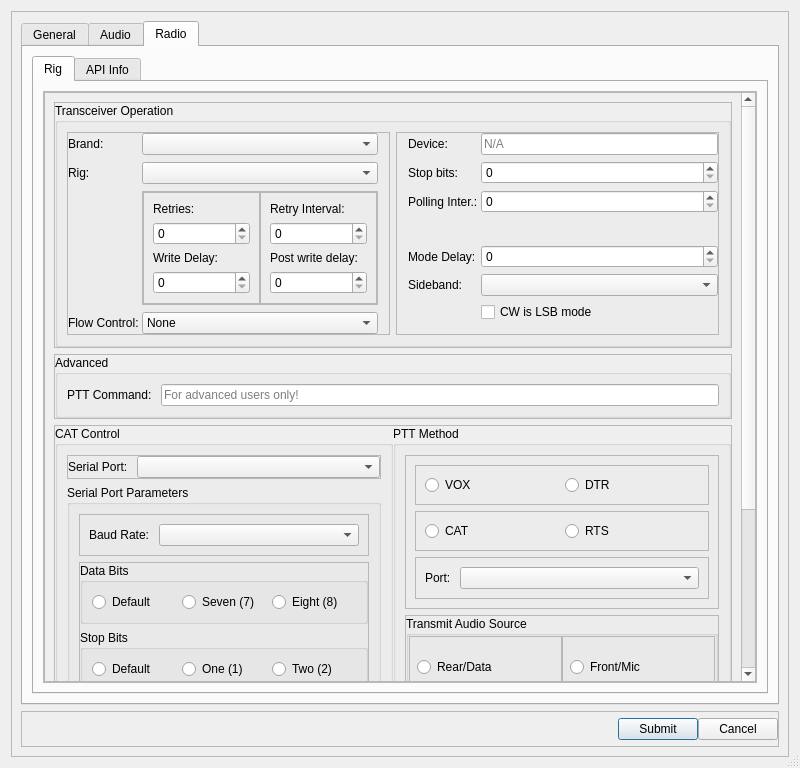
This is src/ui/dialogsettings.ui in GekkoFyre/small-world-deluxe as Qt 5 draws it before an edit. The edited form follows.
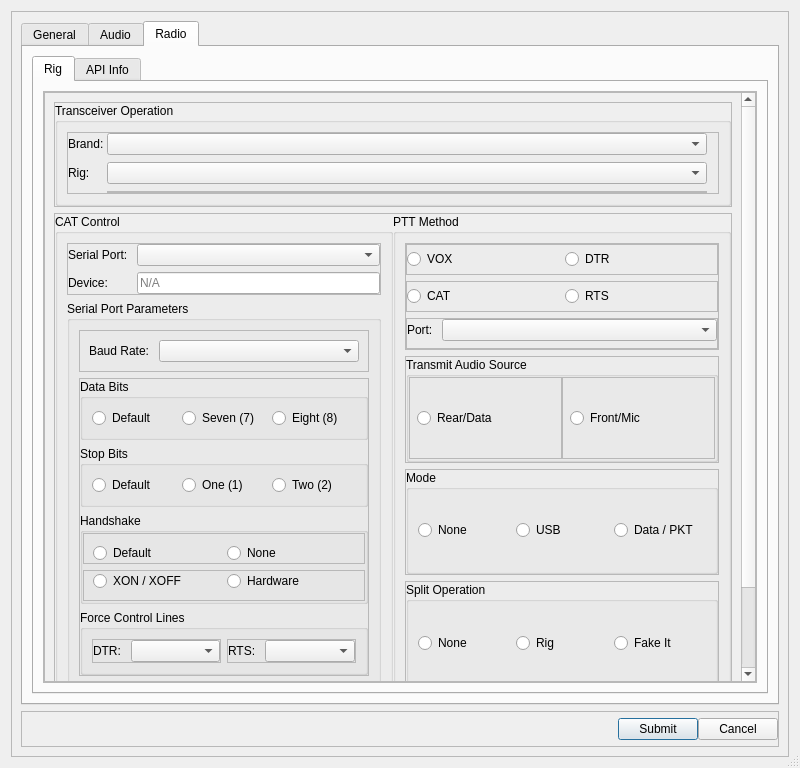
This is the edited form.

Commit message: * Updated the Settings Dialog some more!

Diff of the .ui file:
```diff
--- a/src/ui/dialogsettings.ui
+++ b/src/ui/dialogsettings.ui
@@ -1503,9 +1503,9 @@
                        <property name="geometry">
                         <rect>
                          <x>0</x>
-                         <y>-295</y>
+                         <y>0</y>
                          <width>673</width>
-                         <height>868</height>
+                         <height>716</height>
                         </rect>
                        </property>
                        <layout class="QVBoxLayout" name="verticalLayout_33">
@@ -1616,138 +1616,59 @@
                                     <property name="bottomMargin">
                                      <number>0</number>
                                     </property>
-                                    <item>
-                                     <widget class="QFrame" name="frame_left_subopt_5">
-                                      <property name="frameShape">
-                                       <enum>QFrame::StyledPanel</enum>
-                                      </property>
-                                      <property name="frameShadow">
-                                       <enum>QFrame::Raised</enum>
-                                      </property>
-                                      <layout class="QVBoxLayout" name="verticalLayout_31">
-                                       <item>
-                                        <widget class="QLabel" name="label_subopt_retries_2">
-                                         <property name="text">
-                                          <string>Retries: </string>
-                                         </property>
-                                        </widget>
-                                       </item>
-                                       <item>
-                                        <widget class="QSpinBox" name="spinBox_subopt_retries">
-                                         <property name="maximum">
-                                          <number>15</number>
-                                         </property>
-                                        </widget>
-                                       </item>
-                                       <item>
-                                        <widget class="QLabel" name="label_subopt_write_delay_2">
-                                         <property name="text">
-                                          <string>Write Delay:</string>
-                                         </property>
-                                        </widget>
-                                       </item>
-                                       <item>
-                                        <widget class="QSpinBox" name="spinBox_subopt_write_delay">
-                                         <property name="maximum">
-                                          <number>600</number>
-                                         </property>
-                                        </widget>
-                                       </item>
-                                      </layout>
-                                     </widget>
-                                    </item>
-                                    <item>
-                                     <widget class="QFrame" name="frame_left_subopt">
-                                      <property name="frameShape">
-                                       <enum>QFrame::StyledPanel</enum>
-                                      </property>
-                                      <property name="frameShadow">
-                                       <enum>QFrame::Raised</enum>
-                                      </property>
-                                      <layout class="QVBoxLayout" name="verticalLayout_32">
-                                       <item>
-                                        <widget class="QLabel" name="label_subopt_retry_interv">
-                                         <property name="text">
-                                          <string>Retry Interval: </string>
-                                         </property>
-                                        </widget>
-                                       </item>
-                                       <item>
-                                        <widget class="QSpinBox" name="spinBox_subopt_retry_interv">
-                                         <property name="maximum">
-                                          <number>86400</number>
-                                         </property>
-                                        </widget>
-                                       </item>
-                                       <item>
-                                        <widget class="QLabel" name="label_subopt_post_write_delay">
-                                         <property name="text">
-                                          <string>Post write delay: </string>
-                                         </property>
-                                        </widget>
-                                       </item>
-                                       <item>
-                                        <widget class="QSpinBox" name="spinBox_subopt_post_write_delay">
-                                         <property name="maximum">
-                                          <number>600</number>
-                                         </property>
-                                        </widget>
-                                       </item>
-                                      </layout>
-                                     </widget>
-                                    </item>
                                    </layout>
                                   </widget>
                                  </item>
-                                 <item row="4" column="0">
-                                  <widget class="QLabel" name="label_flow_control">
-                                   <property name="text">
-                                    <string>Flow Control: </string>
-                                   </property>
-                                  </widget>
-                                 </item>
-                                 <item row="4" column="1">
-                                  <widget class="QComboBox" name="comboBox_flow_control">
-                                   <item>
-                                    <property name="text">
-                                     <string>None</string>
-                                    </property>
-                                   </item>
-                                   <item>
-                                    <property name="text">
-                                     <string>RTS/CTS</string>
-                                    </property>
-                                   </item>
-                                   <item>
-                                    <property name="text">
-                                     <string>XON/XOFF</string>
-                                    </property>
-                                   </item>
-                                  </widget>
-                                 </item>
                                 </layout>
                                </widget>
                               </item>
+                             </layout>
+                            </widget>
+                           </item>
+                          </layout>
+                         </widget>
+                        </item>
+                        <item>
+                         <widget class="QFrame" name="frame_rig_middle">
+                          <property name="frameShape">
+                           <enum>QFrame::StyledPanel</enum>
+                          </property>
+                          <property name="frameShadow">
+                           <enum>QFrame::Raised</enum>
+                          </property>
+                          <layout class="QHBoxLayout" name="horizontalLayout_3">
+                           <property name="spacing">
+                            <number>0</number>
+                           </property>
+                           <property name="leftMargin">
+                            <number>0</number>
+                           </property>
+                           <property name="topMargin">
+                            <number>0</number>
+                           </property>
+                           <property name="rightMargin">
+                            <number>0</number>
+                           </property>
+                           <property name="bottomMargin">
+                            <number>0</number>
+                           </property>
+                           <item>
+                            <widget class="QGroupBox" name="groupBox_cat_control">
+                             <property name="title">
+                              <string>CAT Control</string>
+                             </property>
+                             <layout class="QVBoxLayout" name="verticalLayout_40">
                               <item>
-                               <widget class="QFrame" name="frame_rig_right">
-                                <property name="sizePolicy">
-                                 <sizepolicy hsizetype="MinimumExpanding" vsizetype="MinimumExpanding">
-                                  <horstretch>50</horstretch>
-                                  <verstretch>0</verstretch>
-                                 </sizepolicy>
-                                </property>
+                               <widget class="QFrame" name="frame_cat_control">
                                 <property name="frameShape">
                                  <enum>QFrame::StyledPanel</enum>
                                 </property>
                                 <property name="frameShadow">
                                  <enum>QFrame::Raised</enum>
                                 </property>
-                                <layout class="QFormLayout" name="formLayout_17">
-                                 <property name="horizontalSpacing">
-                                  <number>0</number>
-                                 </property>
+                                <layout class="QFormLayout" name="formLayout_10">
                                  <property name="leftMargin">
-                                  <number>11</number>
+                                  <number>0</number>
                                  </property>
                                  <property name="topMargin">
                                   <number>0</number>
@@ -1758,6 +1679,16 @@
                                  <property name="bottomMargin">
                                   <number>0</number>
                                  </property>
+                                 <item row="1" column="1">
+                                  <widget class="QComboBox" name="comboBox_com_port"/>
+                                 </item>
+                                 <item row="1" column="0">
+                                  <widget class="QLabel" name="label_com_port">
+                                   <property name="text">
+                                    <string>Serial Port: </string>
+                                   </property>
+                                  </widget>
+                                 </item>
                                  <item row="2" column="0">
                                   <widget class="QLabel" name="label_device_port_name">
                                    <property name="text">
@@ -1784,186 +1715,6 @@
                                    </property>
                                   </widget>
                                  </item>
-                                 <item row="3" column="0">
-                                  <widget class="QLabel" name="label_stop_bits">
-                                   <property name="text">
-                                    <string>Stop bits: </string>
-                                   </property>
-                                  </widget>
-                                 </item>
-                                 <item row="3" column="1">
-                                  <widget class="QSpinBox" name="spinBox_stop_bits"/>
-                                 </item>
-                                 <item row="4" column="0">
-                                  <widget class="QLabel" name="label_polling_interv">
-                                   <property name="text">
-                                    <string>Polling Inter.: </string>
-                                   </property>
-                                  </widget>
-                                 </item>
-                                 <item row="4" column="1">
-                                  <widget class="QSpinBox" name="spinBox_polling_interv"/>
-                                 </item>
-                                 <item row="5" column="0">
-                                  <spacer name="horizontalSpacer_3">
-                                   <property name="orientation">
-                                    <enum>Qt::Horizontal</enum>
-                                   </property>
-                                   <property name="sizeHint" stdset="0">
-                                    <size>
-                                     <width>40</width>
-                                     <height>20</height>
-                                    </size>
-                                   </property>
-                                  </spacer>
-                                 </item>
-                                 <item row="6" column="0">
-                                  <widget class="QLabel" name="label_mode_delay">
-                                   <property name="text">
-                                    <string>Mode Delay: </string>
-                                   </property>
-                                  </widget>
-                                 </item>
-                                 <item row="6" column="1">
-                                  <widget class="QSpinBox" name="spinBox_mode_delay"/>
-                                 </item>
-                                 <item row="7" column="0">
-                                  <widget class="QLabel" name="label_rig_sideband">
-                                   <property name="text">
-                                    <string>Sideband: </string>
-                                   </property>
-                                  </widget>
-                                 </item>
-                                 <item row="7" column="1">
-                                  <widget class="QComboBox" name="comboBox_rig_sideband"/>
-                                 </item>
-                                 <item row="8" column="1">
-                                  <widget class="QCheckBox" name="checkBox_cw_lsb_mode">
-                                   <property name="text">
-                                    <string>CW is LSB mode</string>
-                                   </property>
-                                  </widget>
-                                 </item>
-                                </layout>
-                               </widget>
-                              </item>
-                             </layout>
-                            </widget>
-                           </item>
-                          </layout>
-                         </widget>
-                        </item>
-                        <item>
-                         <widget class="QFrame" name="frame_rig_bottom">
-                          <property name="frameShape">
-                           <enum>QFrame::StyledPanel</enum>
-                          </property>
-                          <property name="frameShadow">
-                           <enum>QFrame::Raised</enum>
-                          </property>
-                          <layout class="QHBoxLayout" name="horizontalLayout_15">
-                           <property name="spacing">
-                            <number>0</number>
-                           </property>
-                           <property name="leftMargin">
-                            <number>0</number>
-                           </property>
-                           <property name="topMargin">
-                            <number>0</number>
-                           </property>
-                           <property name="rightMargin">
-                            <number>0</number>
-                           </property>
-                           <property name="bottomMargin">
-                            <number>0</number>
-                           </property>
-                           <item>
-                            <widget class="QGroupBox" name="groupBox_rig_bottom_advanced">
-                             <property name="title">
-                              <string>Advanced</string>
-                             </property>
-                             <layout class="QFormLayout" name="formLayout_15">
-                              <item row="0" column="0">
-                               <widget class="QLabel" name="label_adv_ptt_cmd">
-                                <property name="text">
-                                 <string>PTT Command: </string>
-                                </property>
-                               </widget>
-                              </item>
-                              <item row="0" column="1">
-                               <widget class="QLineEdit" name="lineEdit_adv_ptt_cmd">
-                                <property name="placeholderText">
-                                 <string>For advanced users only!</string>
-                                </property>
-                               </widget>
-                              </item>
-                             </layout>
-                            </widget>
-                           </item>
-                          </layout>
-                         </widget>
-                        </item>
-                        <item>
-                         <widget class="QFrame" name="frame_rig_new">
-                          <property name="frameShape">
-                           <enum>QFrame::StyledPanel</enum>
-                          </property>
-                          <property name="frameShadow">
-                           <enum>QFrame::Raised</enum>
-                          </property>
-                          <layout class="QHBoxLayout" name="horizontalLayout_3">
-                           <property name="spacing">
-                            <number>0</number>
-                           </property>
-                           <property name="leftMargin">
-                            <number>0</number>
-                           </property>
-                           <property name="topMargin">
-                            <number>0</number>
-                           </property>
-                           <property name="rightMargin">
-                            <number>0</number>
-                           </property>
-                           <property name="bottomMargin">
-                            <number>0</number>
-                           </property>
-                           <item>
-                            <widget class="QGroupBox" name="groupBox_cat_control">
-                             <property name="title">
-                              <string>CAT Control</string>
-                             </property>
-                             <layout class="QVBoxLayout" name="verticalLayout_40">
-                              <item>
-                               <widget class="QFrame" name="frame_cat_control">
-                                <property name="frameShape">
-                                 <enum>QFrame::StyledPanel</enum>
-                                </property>
-                                <property name="frameShadow">
-                                 <enum>QFrame::Raised</enum>
-                                </property>
-                                <layout class="QFormLayout" name="formLayout_10">
-                                 <property name="leftMargin">
-                                  <number>0</number>
-                                 </property>
-                                 <property name="topMargin">
-                                  <number>0</number>
-                                 </property>
-                                 <property name="rightMargin">
-                                  <number>0</number>
-                                 </property>
-                                 <property name="bottomMargin">
-                                  <number>0</number>
-                                 </property>
-                                 <item row="1" column="1">
-                                  <widget class="QComboBox" name="comboBox_com_port"/>
-                                 </item>
-                                 <item row="1" column="0">
-                                  <widget class="QLabel" name="label_com_port">
-                                   <property name="text">
-                                    <string>Serial Port: </string>
-                                   </property>
-                                  </widget>
-                                 </item>
                                 </layout>
                                </widget>
                               </item>
@@ -2103,6 +1854,9 @@
                                           <enum>QFrame::Raised</enum>
                                          </property>
                                          <layout class="QHBoxLayout" name="horizontalLayout_22">
+                                          <property name="bottomMargin">
+                                           <number>0</number>
+                                          </property>
                                           <item>
                                            <widget class="QRadioButton" name="radioButton_handshake_default">
                                             <property name="text">
@@ -2129,6 +1883,9 @@
                                           <enum>QFrame::Raised</enum>
                                          </property>
                                          <layout class="QHBoxLayout" name="horizontalLayout_23">
+                                          <property name="topMargin">
+                                           <number>0</number>
+                                          </property>
                                           <item>
                                            <widget class="QRadioButton" name="radioButton_handshake_xon_xoff">
                                             <property name="text">
@@ -2250,6 +2007,18 @@
                                  <enum>QFrame::Raised</enum>
                                 </property>
                                 <layout class="QVBoxLayout" name="verticalLayout_43">
+                                 <property name="leftMargin">
+                                  <number>0</number>
+                                 </property>
+                                 <property name="topMargin">
+                                  <number>0</number>
+                                 </property>
+                                 <property name="rightMargin">
+                                  <number>0</number>
+                                 </property>
+                                 <property name="bottomMargin">
+                                  <number>0</number>
+                                 </property>
                                  <item>
                                   <widget class="QFrame" name="frame_ptt_method_radio_1">
                                    <property name="frameShape">
@@ -2259,6 +2028,18 @@
                                     <enum>QFrame::Raised</enum>
                                    </property>
                                    <layout class="QHBoxLayout" name="horizontalLayout_19">
+                                    <property name="leftMargin">
+                                     <number>0</number>
+                                    </property>
+                                    <property name="topMargin">
+                                     <number>0</number>
+                                    </property>
+                                    <property name="rightMargin">
+                                     <number>0</number>
+                                    </property>
+                                    <property name="bottomMargin">
+                                     <number>0</number>
+                                    </property>
                                     <item>
                                      <widget class="QRadioButton" name="radioButton_8">
                                       <property name="text">
@@ -2285,6 +2066,18 @@
                                     <enum>QFrame::Raised</enum>
                                    </property>
                                    <layout class="QHBoxLayout" name="horizontalLayout_20">
+                                    <property name="leftMargin">
+                                     <number>0</number>
+                                    </property>
+                                    <property name="topMargin">
+                                     <number>0</number>
+                                    </property>
+                                    <property name="rightMargin">
+                                     <number>0</number>
+                                    </property>
+                                    <property name="bottomMargin">
+                                     <number>0</number>
+                                    </property>
                                     <item>
                                      <widget class="QRadioButton" name="radioButton_9">
                                       <property name="text">
@@ -2311,6 +2104,18 @@
                                     <enum>QFrame::Raised</enum>
                                    </property>
                                    <layout class="QFormLayout" name="formLayout_18">
+                                    <property name="leftMargin">
+                                     <number>0</number>
+                                    </property>
+                                    <property name="topMargin">
+                                     <number>0</number>
+                                    </property>
+                                    <property name="rightMargin">
+                                     <number>0</number>
+                                    </property>
+                                    <property name="bottomMargin">
+                                     <number>0</number>
+                                    </property>
                                     <item row="0" column="0">
                                      <widget class="QLabel" name="label_ptt_method_port">
                                       <property name="text">
@@ -2557,6 +2362,29 @@
                           </layout>
                          </widget>
                         </item>
+                        <item>
+                         <widget class="QGroupBox" name="groupBox_rig_bottom_advanced">
+                          <property name="title">
+                           <string>Advanced</string>
+                          </property>
+                          <layout class="QFormLayout" name="formLayout_15">
+                           <item row="0" column="0">
+                            <widget class="QLabel" name="label_adv_ptt_cmd">
+                             <property name="text">
+                              <string>PTT Command: </string>
+                             </property>
+                            </widget>
+                           </item>
+                           <item row="0" column="1">
+                            <widget class="QLineEdit" name="lineEdit_adv_ptt_cmd">
+                             <property name="placeholderText">
+                              <string>For advanced users only!</string>
+                             </property>
+                            </widget>
+                           </item>
+                          </layout>
+                         </widget>
+                        </item>
                         <item>
                          <spacer name="verticalSpacer_6">
                           <property name="orientation">
```
